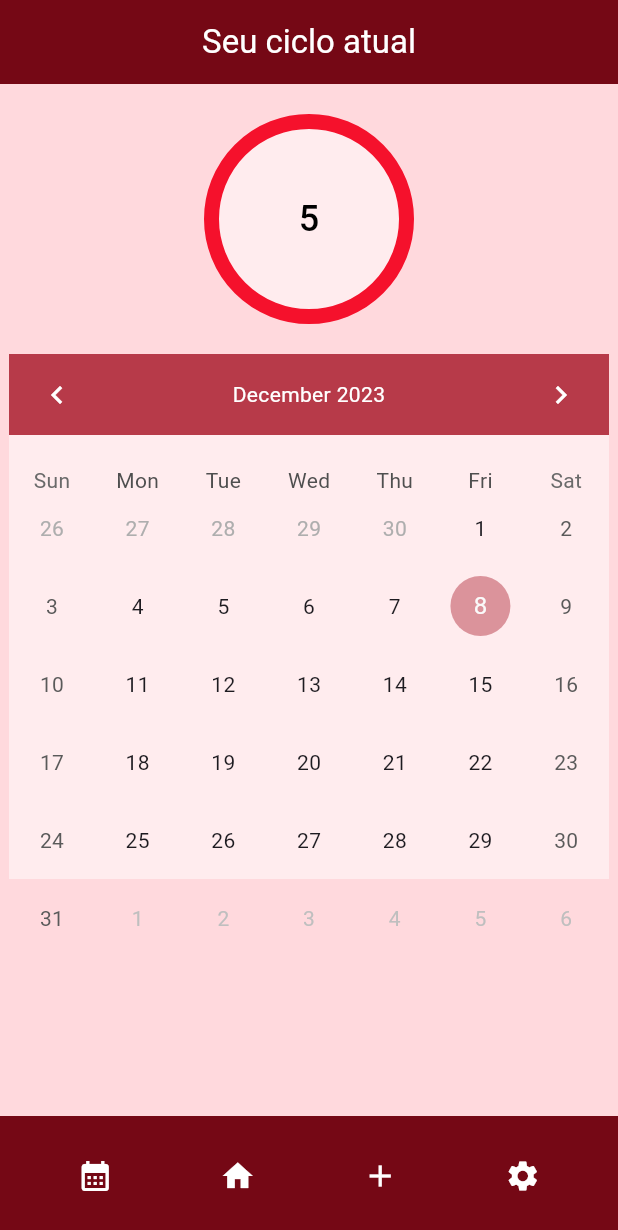
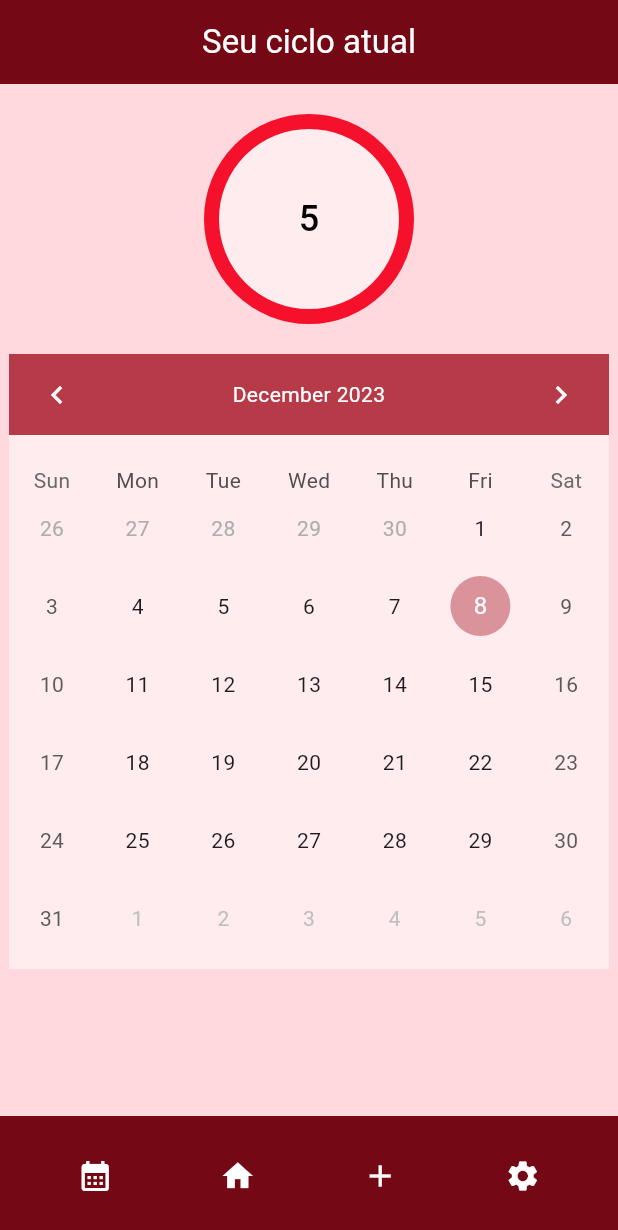
Before and after one commit to rayssa12A/appCicloFacil, a Flutter app: the HomePage screen opened directly, on a phone screen of 412 x 824 dp. Shown: the top 1230 px of the screen. Run offline on Flutter 3.47's test engine with Material 3 defaults, Android fonts, the phone set to English and light mode, and no system bars; drawn by our look-alikes of table_calendar; our stand-ins replace flutter_form_builder; network calls fail.

```diff
--- a/lib/homepage.dart
+++ b/lib/homepage.dart
@@ -60,7 +60,7 @@ class _HomePageState extends State<HomePage> {
             SizedBox(height: 20),
             Container(
               width: 400,
-              height: 350, // Ajuste a altura conforme necessário
+              height: 410, // Ajuste a altura conforme necessário
               decoration: BoxDecoration(
                 color: Color(0xFFFFECEE), // Cor de fundo do calendário
               ),
```
Also changed, not shown: lib/cadastro.dart (+7 -2 lines).
